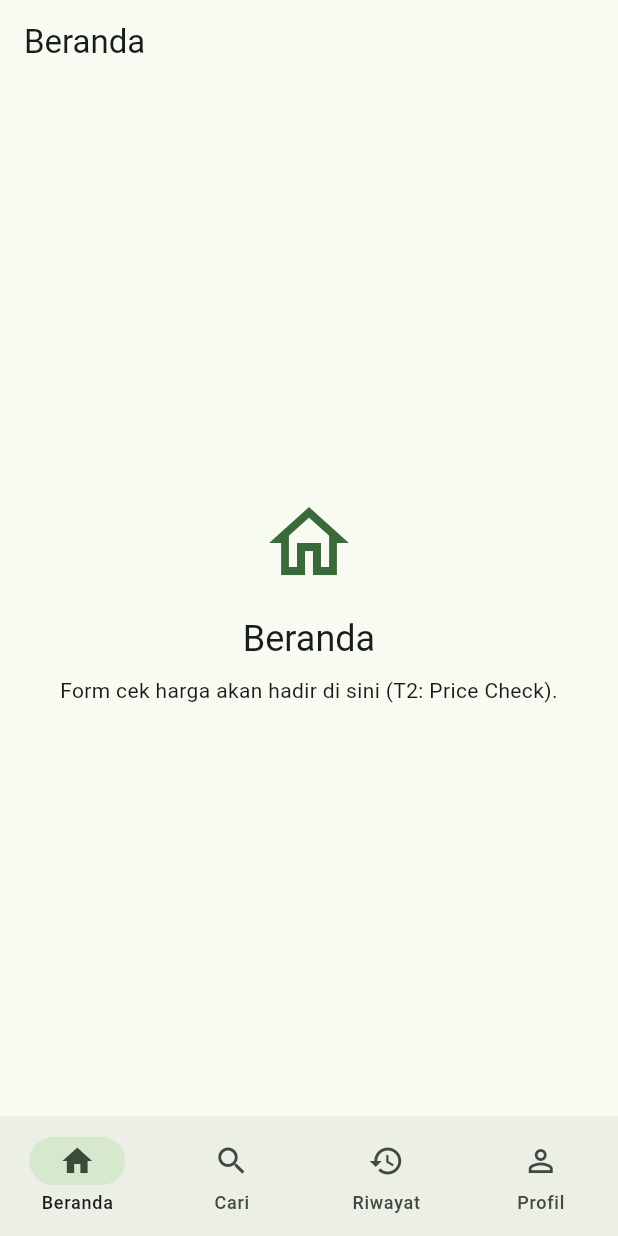
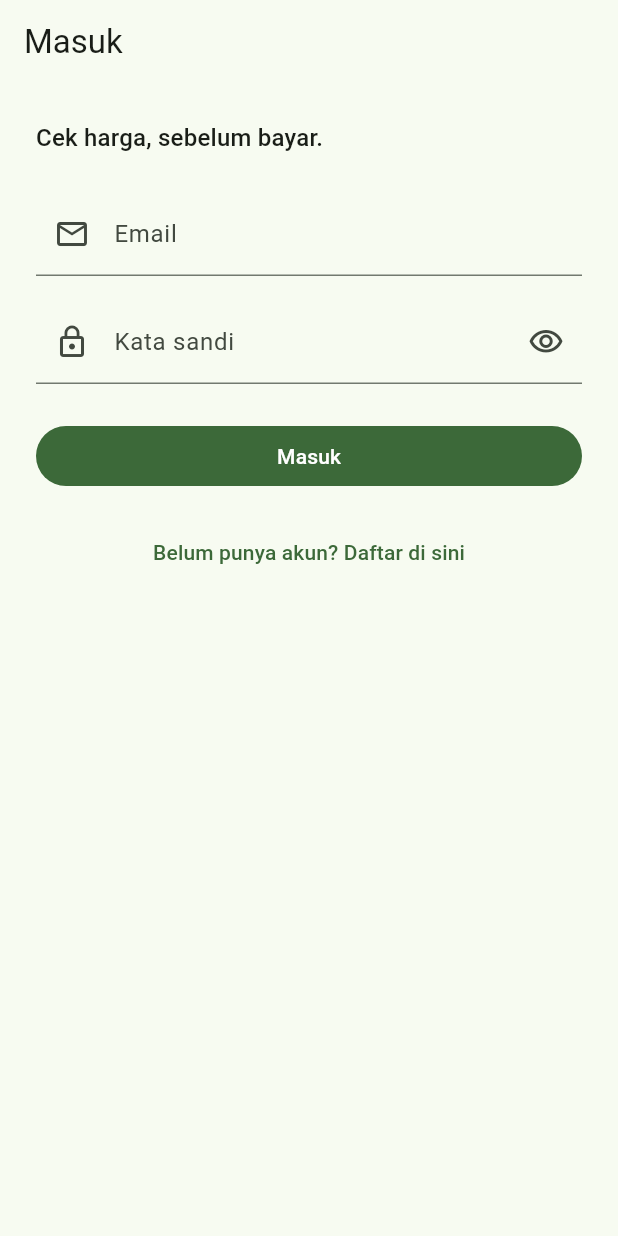
Before and after one commit to WildaGhoniyuJiddan/WorthGaBang-AndroidVer, a Flutter app: the screen it shows after launch, on a phone screen of 412 x 824 dp. Run offline on Flutter 3.47's test engine with Material 3 defaults, Android fonts, the light colour scheme and no system bars; our stand-ins replace dio, drift, flutter_riverpod, flutter_secure_storage, go_router, local_auth; missing offline and left inert: workmanager; accounts and stored records are empty; generated files the repository leaves out were written again; statements that could not run were skipped.

Commit message:
T2: auth UI + session (login/register/biometric/logout)

```diff
--- a/lib/app/app.dart
+++ b/lib/app/app.dart
@@ -10,14 +10,15 @@ class WorthBangApp extends ConsumerWidget {
 
   @override
   Widget build(BuildContext context, WidgetRef ref) {
+    final router = ref.watch(routerProvider);
     return MaterialApp.router(
       title: 'WorthBang',
       debugShowCheckedModeBanner: false,
       theme: AppTheme.light,
       darkTheme: AppTheme.dark,
-      // Ikuti tema sistem; user bisa override nanti dari Profil (T6).
+      // Ikuti tema sistem; user bisa override nanti dari Profil (T14).
       themeMode: ThemeMode.system,
-      routerConfig: appRouter,
+      routerConfig: router,
       // Semua string hardcode berbahasa Indonesia, terpusat di lib/l10n.
       locale: const Locale('id', 'ID'),
     );
--- a/lib/app/router.dart
+++ b/lib/app/router.dart
@@ -1,6 +1,10 @@
 import 'package:flutter/material.dart';
+import 'package:flutter_riverpod/flutter_riverpod.dart';
 import 'package:go_router/go_router.dart';
 
+import '../features/auth/presentation/auth_controller.dart';
+import '../features/auth/presentation/login_screen.dart';
+import '../features/auth/presentation/register_screen.dart';
 import '../features/tabs/presentation/tab_screens.dart';
 import '../l10n/strings.dart';
 
@@ -10,13 +14,34 @@ final _searchNavKey = GlobalKey<NavigatorState>(debugLabel: 'searchNav');
 final _historyNavKey = GlobalKey<NavigatorState>(debugLabel: 'historyNav');
 final _profileNavKey = GlobalKey<NavigatorState>(debugLabel: 'profileNav');
 
-/// Router aplikasi: bottom NavigationBar 4 tab dengan back stack per tab.
+/// Router aplikasi sebagai provider agar bisa bereaksi ke perubahan auth.
 ///
-/// [StatefulShellRoute.indexedStack] menjaga state tiap tab (termasuk
-/// riwayat navigasi di dalamnya) saat user berpindah tab.
-final GoRouter appRouter = GoRouter(
+/// Guard: user yang belum login diarahkan ke /login; user yang sudah login
+/// tidak bisa membuka /login & /register (diarahkan ke /home).
+final routerProvider = Provider<GoRouter>((ref) {
+  final auth = ref.watch(authControllerProvider);
+
+  return GoRouter(
     initialLocation: '/home',
+    redirect: (context, state) {
+      final loggedIn = auth.status == AuthStatus.authenticated;
+      final loc = state.matchedLocation;
+      final onAuthPage = loc == '/login' || loc == '/register';
+      // Sesi masih dicek → jangan redirect dulu (hindari flicker).
+      if (auth.status == AuthStatus.unknown) return null;
+      if (!loggedIn && !onAuthPage) return '/login';
+      if (loggedIn && onAuthPage) return '/home';
+      return null;
+    },
     routes: [
+      GoRoute(
+        path: '/login',
+        builder: (context, state) => const LoginScreen(),
+      ),
+      GoRoute(
+        path: '/register',
+        builder: (context, state) => const RegisterScreen(),
+      ),
       StatefulShellRoute.indexedStack(
         builder: (context, state, navigationShell) =>
             BottomNavShell(navigationShell: navigationShell),
@@ -61,6 +86,7 @@ final GoRouter appRouter = GoRouter(
       ),
     ],
   );
+});
 
 /// Shell bottom navigation: 4 tab sesuai PRD (Beranda, Cari, Riwayat, Profil).
 class BottomNavShell extends StatelessWidget {
--- /dev/null
+++ b/lib/features/auth/presentation/login_screen.dart
@@ -0,0 +1,147 @@
+import 'package:flutter/material.dart';
+import 'package:flutter_riverpod/flutter_riverpod.dart';
+import 'package:go_router/go_router.dart';
+
+import '../../../app/providers.dart';
+import '../../../l10n/strings.dart';
+import '../data/auth_repository.dart';
+import 'auth_controller.dart';
+
+/// Layar masuk: email + password, opsi biometric, link ke registrasi.
+class LoginScreen extends ConsumerStatefulWidget {
+  const LoginScreen({super.key});
+
+  @override
+  ConsumerState<LoginScreen> createState() => _LoginScreenState();
+}
+
+class _LoginScreenState extends ConsumerState<LoginScreen> {
+  final _formKey = GlobalKey<FormState>();
+  final _email = TextEditingController();
+  final _password = TextEditingController();
+  bool _obscure = true;
+  bool _bioAvailable = false;
+
+  @override
+  void initState() {
+    super.initState();
+    _checkBiometric();
+  }
+
+  Future<void> _checkBiometric() async {
+    final bio = ref.read(biometricServiceProvider);
+    // Tampilkan tombol biometric bila ada sesi tersimpan + user mengaktifkannya.
+    final storage = ref.read(tokenStorageProvider);
+    final hasSession = (await storage.readRefreshToken())?.isNotEmpty == true;
+    final enabled = await storage.isBiometricEnabled();
+    final available = await bio.isAvailable;
+    if (!mounted) return;
+    setState(() => _bioAvailable = hasSession && enabled && available);
+  }
+
+  @override
+  void dispose() {
+    _email.dispose();
+    _password.dispose();
+    super.dispose();
+  }
+
+  Future<void> _submit() async {
+    if (!_formKey.currentState!.validate()) return;
+    FocusScope.of(context).unfocus();
+    final ok = await ref
+        .read(authControllerProvider.notifier)
+        .login(_email.text.trim(), _password.text);
+    if (ok && mounted) context.go('/home');
+  }
+
+  @override
+  Widget build(BuildContext context) {
+    final state = ref.watch(authControllerProvider);
+
+    return Scaffold(
+      appBar: AppBar(title: const Text(AppStrings.loginTitle)),
+      body: SafeArea(
+        child: SingleChildScrollView(
+          padding: const EdgeInsets.all(24),
+          child: Form(
+            key: _formKey,
+            child: Column(
+              crossAxisAlignment: CrossAxisAlignment.stretch,
+              children: [
+                Text(AppStrings.appTagline,
+                    style: Theme.of(context).textTheme.titleMedium),
+                const SizedBox(height: 24),
+                TextFormField(
+                  controller: _email,
+                  keyboardType: TextInputType.emailAddress,
+                  decoration: const InputDecoration(
+                    labelText: AppStrings.emailLabel,
+                    prefixIcon: Icon(Icons.email_outlined),
+                  ),
+                  validator: (v) => (v == null || !v.contains('@'))
+                      ? AppStrings.emailInvalid
+                      : null,
+                ),
+                const SizedBox(height: 16),
+                TextFormField(
+                  controller: _password,
+                  obscureText: _obscure,
+                  decoration: InputDecoration(
+                    labelText: AppStrings.passwordLabel,
+                    prefixIcon: const Icon(Icons.lock_outline),
+                    suffixIcon: IconButton(
+                      icon: Icon(_obscure
+                          ? Icons.visibility_outlined
+                          : Icons.visibility_off_outlined),
+                      onPressed: () =>
+                          setState(() => _obscure = !_obscure),
+                    ),
+                  ),
+                  validator: (v) => (v == null || v.length < 8)
+                      ? AppStrings.passwordMin
+                      : null,
+                ),
+                if (state.error != null) ...[
+                  const SizedBox(height: 12),
+                  Text(state.error!,
+                      style: TextStyle(
+                          color: Theme.of(context).colorScheme.error)),
+                ],
+                const SizedBox(height: 24),
+                FilledButton(
+                  onPressed: state.isLoading ? null : _submit,
+                  child: state.isLoading
+                      ? const SizedBox(
+                          height: 20,
+                          width: 20,
+                          child: CircularProgressIndicator(strokeWidth: 2),
+                        )
+                      : const Text(AppStrings.loginButton),
+                ),
+                if (_bioAvailable) ...[
+                  const SizedBox(height: 12),
+                  OutlinedButton.icon(
+                    onPressed: () async {
+                      final ok = await ref
+                          .read(authControllerProvider.notifier)
+                          .unlockWithBiometric();
+                      if (ok && context.mounted) context.go('/home');
+                    },
+                    icon: const Icon(Icons.fingerprint),
+                    label: const Text(AppStrings.biometricButton),
+                  ),
+                ],
+                const SizedBox(height: 16),
+                TextButton(
+                  onPressed: () => context.push('/register'),
+                  child: const Text(AppStrings.goToRegister),
+                ),
+              ],
+            ),
+          ),
+        ),
+      ),
+    );
+  }
+}
--- a/lib/l10n/strings.dart
+++ b/lib/l10n/strings.dart
@@ -30,4 +30,19 @@ abstract final class AppStrings {
   static const verdictWorthIt = 'Worth It';
   static const verdictFair = 'Wajar';
   static const verdictOverpriced = 'Kemahalan';
+
+  // Auth (T2).
+  static const loginTitle = 'Masuk';
+  static const registerTitle = 'Daftar Akun';
+  static const nameLabel = 'Nama';
+  static const nameRequired = 'Nama wajib diisi';
+  static const emailLabel = 'Email';
+  static const emailInvalid = 'Format email tidak valid';
+  static const passwordLabel = 'Kata sandi';
+  static const passwordMin = 'Minimal 8 karakter';
+  static const loginButton = 'Masuk';
+  static const registerButton = 'Daftar';
+  static const goToRegister = 'Belum punya akun? Daftar di sini';
+  static const goToLogin = 'Sudah punya akun? Masuk di sini';
+  static const biometricButton = 'Masuk dengan sidik jari';
 }
```
Also changed, not shown: lib/core/secure/token_storage.dart (+59 -12 lines), lib/features/auth/data/auth_models.dart (added, +47 -0 lines), lib/features/auth/data/auth_repository.dart (added, +120 -0 lines), lib/features/auth/data/biometric_service.dart (added, +36 -0 lines), lib/features/auth/presentation/auth_controller.dart (added, +131 -0 lines), lib/features/auth/presentation/register_screen.dart (added, +125 -0 lines), pubspec.yaml (+11 -0 lines), pubspec.lock, 3 other files. Lines whose indentation alone changed are shown as unchanged.
